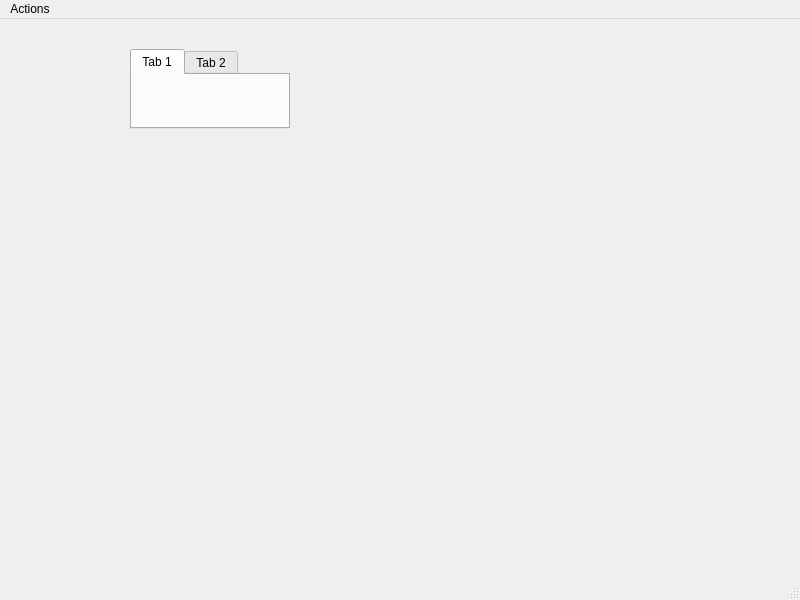
jicewarwick/ScheduleRecoder, file mainwindow.ui: the form before one commit.
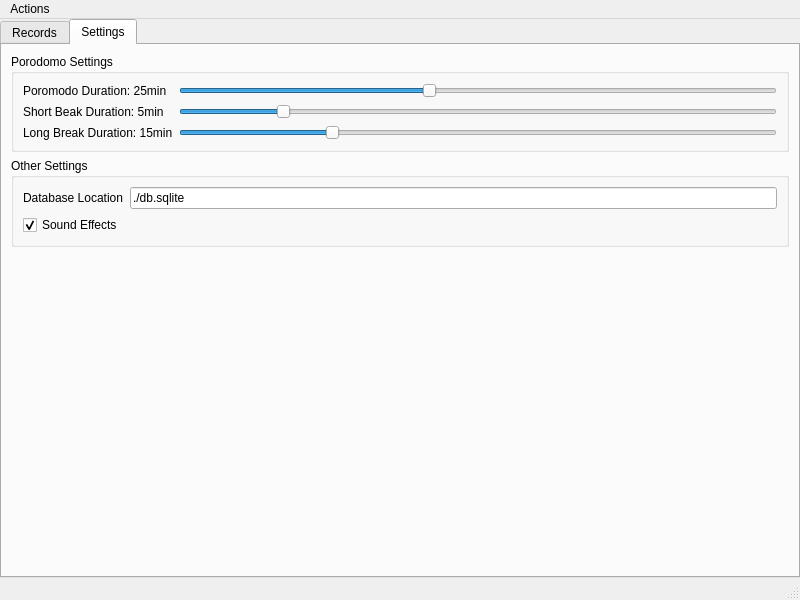
The form after the commit. The open tabs and pages were chosen to show the change.

Diff of the .ui file:
```diff
--- a/mainwindow.ui
+++ b/mainwindow.ui
@@ -14,35 +14,198 @@
    <string>MainWindow</string>
   </property>
   <widget class="QWidget" name="centralwidget">
-   <widget class="QWidget" name="verticalWidget" native="true">
-    <property name="geometry">
-     <rect>
-      <x>130</x>
-      <y>30</y>
-      <width>160</width>
-      <height>80</height>
-     </rect>
+   <layout class="QVBoxLayout" name="verticalLayout">
+    <property name="spacing">
+     <number>0</number>
     </property>
-    <layout class="QVBoxLayout" name="verticalLayout">
-     <item>
-      <widget class="QTabWidget" name="tabWidget">
-       <property name="currentIndex">
-        <number>1</number>
-       </property>
-       <widget class="QWidget" name="tab">
-        <attribute name="title">
-         <string>Tab 1</string>
-        </attribute>
-       </widget>
-       <widget class="QWidget" name="tab_2">
-        <attribute name="title">
-         <string>Tab 2</string>
-        </attribute>
-       </widget>
+    <property name="leftMargin">
+     <number>0</number>
+    </property>
+    <property name="topMargin">
+     <number>0</number>
+    </property>
+    <property name="rightMargin">
+     <number>0</number>
+    </property>
+    <property name="bottomMargin">
+     <number>0</number>
+    </property>
+    <item>
+     <widget class="QTabWidget" name="tabWidget">
+      <property name="currentIndex">
+       <number>0</number>
+      </property>
+      <widget class="QWidget" name="tab">
+       <attribute name="title">
+        <string>Records</string>
+       </attribute>
+       <layout class="QVBoxLayout" name="verticalLayout_2">
+        <item>
+         <widget class="QGroupBox" name="groupBox">
+          <property name="title">
+           <string>Records</string>
+          </property>
+          <layout class="QVBoxLayout" name="verticalLayout_3">
+           <property name="spacing">
+            <number>0</number>
+           </property>
+           <property name="leftMargin">
+            <number>0</number>
+           </property>
+           <property name="topMargin">
+            <number>0</number>
+           </property>
+           <property name="rightMargin">
+            <number>0</number>
+           </property>
+           <property name="bottomMargin">
+            <number>0</number>
+           </property>
+           <item>
+            <widget class="QTableView" name="_records_view"/>
+           </item>
+          </layout>
+         </widget>
+        </item>
+       </layout>
       </widget>
-     </item>
-    </layout>
-   </widget>
+      <widget class="QWidget" name="Settings">
+       <attribute name="title">
+        <string>Settings</string>
+       </attribute>
+       <layout class="QVBoxLayout" name="verticalLayout_4">
+        <item>
+         <widget class="QGroupBox" name="groupBox_2">
+          <property name="title">
+           <string>Porodomo Settings</string>
+          </property>
+          <layout class="QGridLayout" name="gridLayout">
+           <item row="0" column="0">
+            <widget class="QLabel" name="label">
+             <property name="text">
+              <string>Poromodo Duration: 25min</string>
+             </property>
+             <property name="buddy">
+              <cstring>horizontalSlider</cstring>
+             </property>
+            </widget>
+           </item>
+           <item row="0" column="1">
+            <widget class="QSlider" name="horizontalSlider">
+             <property name="maximum">
+              <number>60</number>
+             </property>
+             <property name="value">
+              <number>25</number>
+             </property>
+             <property name="orientation">
+              <enum>Qt::Horizontal</enum>
+             </property>
+            </widget>
+           </item>
+           <item row="1" column="0">
+            <widget class="QLabel" name="label_2">
+             <property name="text">
+              <string>Short Beak Duration: 5min</string>
+             </property>
+             <property name="buddy">
+              <cstring>horizontalSlider_2</cstring>
+             </property>
+            </widget>
+           </item>
+           <item row="1" column="1">
+            <widget class="QSlider" name="horizontalSlider_2">
+             <property name="maximum">
+              <number>30</number>
+             </property>
+             <property name="value">
+              <number>5</number>
+             </property>
+             <property name="orientation">
+              <enum>Qt::Horizontal</enum>
+             </property>
+            </widget>
+           </item>
+           <item row="2" column="0">
+            <widget class="QLabel" name="label_3">
+             <property name="text">
+              <string>Long Break Duration: 15min</string>
+             </property>
+             <property name="buddy">
+              <cstring>horizontalSlider_3</cstring>
+             </property>
+            </widget>
+           </item>
+           <item row="2" column="1">
+            <widget class="QSlider" name="horizontalSlider_3">
+             <property name="maximum">
+              <number>60</number>
+             </property>
+             <property name="value">
+              <number>15</number>
+             </property>
+             <property name="orientation">
+              <enum>Qt::Horizontal</enum>
+             </property>
+            </widget>
+           </item>
+          </layout>
+         </widget>
+        </item>
+        <item>
+         <widget class="QGroupBox" name="groupBox_3">
+          <property name="title">
+           <string>Other Settings</string>
+          </property>
+          <layout class="QGridLayout" name="gridLayout_2">
+           <item row="0" column="0">
+            <widget class="QLabel" name="label_4">
+             <property name="text">
+              <string>Database Location</string>
+             </property>
+             <property name="buddy">
+              <cstring>lineEdit</cstring>
+             </property>
+            </widget>
+           </item>
+           <item row="0" column="1">
+            <widget class="QLineEdit" name="lineEdit">
+             <property name="text">
+              <string>./db.sqlite</string>
+             </property>
+            </widget>
+           </item>
+           <item row="1" column="0">
+            <widget class="QCheckBox" name="checkBox">
+             <property name="text">
+              <string>Sound Effects</string>
+             </property>
+             <property name="checked">
+              <bool>true</bool>
+             </property>
+            </widget>
+           </item>
+          </layout>
+         </widget>
+        </item>
+        <item>
+         <spacer name="verticalSpacer">
+          <property name="orientation">
+           <enum>Qt::Vertical</enum>
+          </property>
+          <property name="sizeHint" stdset="0">
+           <size>
+            <width>20</width>
+            <height>322</height>
+           </size>
+          </property>
+         </spacer>
+        </item>
+       </layout>
+      </widget>
+     </widget>
+    </item>
+   </layout>
   </widget>
   <widget class="QMenuBar" name="menubar">
    <property name="geometry">
```
Left out of the diff: 22 changed lines with no effect on the pictures.
